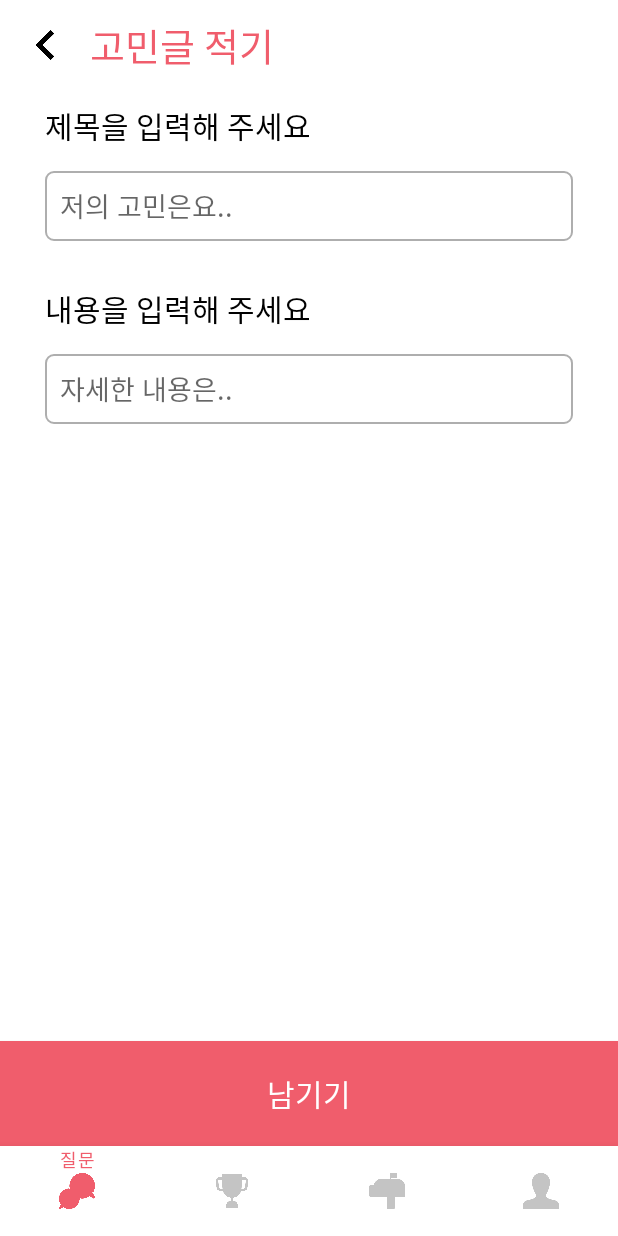
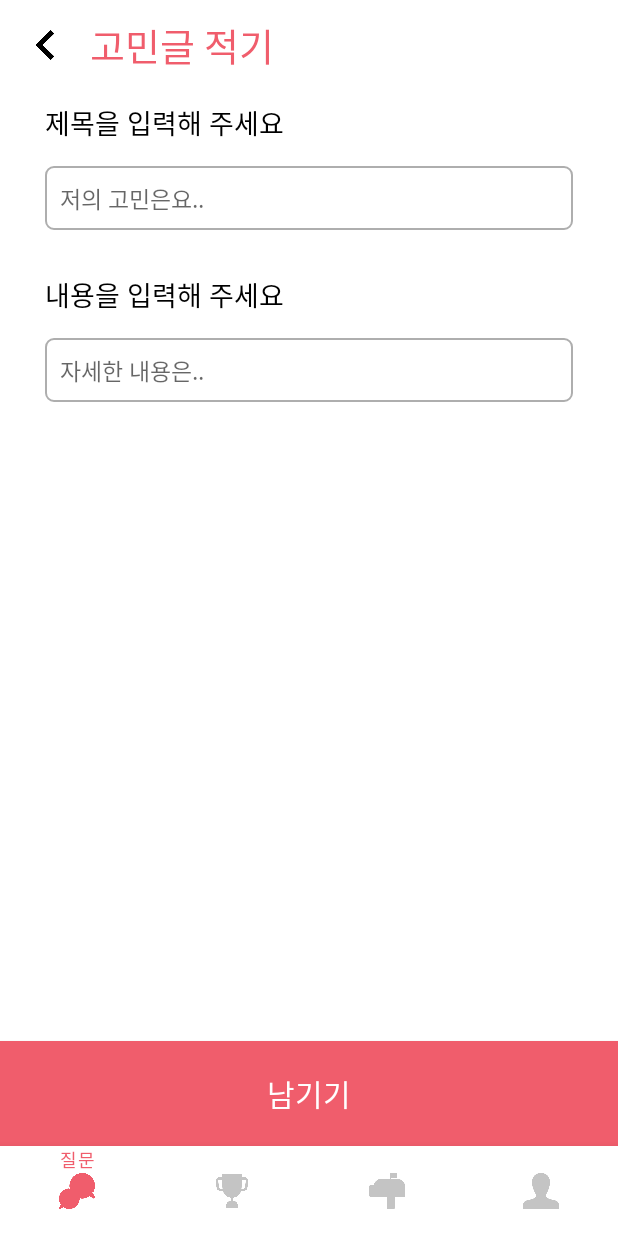
Before and after one commit to DJMW-KR/DJMW-Android, an Android app: the SetPostFragment screen opened through its navigation route, on a phone screen of 412 x 824 dp. Run offline under Robolectric (Android 15) with nearby library versions, the phone set to English and light mode, and no system bars; our stand-ins replace Dagger/Hilt's generated code, Firebase (no records; nobody signed in at launch, a user with empty details on screens opened directly), data binding, navigation-ui; 4 statements that could not run were skipped.

Commit message:
update : Xml txt size

```diff
--- a/app/src/main/res/layout/fragment_set_post.xml
+++ b/app/src/main/res/layout/fragment_set_post.xml
@@ -66,7 +66,7 @@
                     android:includeFontPadding="false"
                     android:text="제목을 입력해 주세요"
                     android:textColor="@color/black"
-                    android:textSize="20sp" />
+                    android:textSize="18sp" />
 
                 <EditText
                     android:id="@+id/title"
@@ -79,6 +79,7 @@
                     android:includeFontPadding="false"
                     android:maxLength="19"
                     android:maxLines="1"
+                    android:textSize="15sp"
                     android:padding="10dp" />
 
                 <TextView
@@ -89,7 +90,7 @@
                     android:includeFontPadding="false"
                     android:text="내용을 입력해 주세요"
                     android:textColor="@color/black"
-                    android:textSize="20sp" />
+                    android:textSize="18sp" />
 
                 <EditText
                     android:id="@+id/content"
@@ -99,6 +100,7 @@
                     android:background="@drawable/edit_text_frame"
                     android:fontFamily="@font/noto_sans_kr_medium"
                     android:hint="자세한 내용은.."
+                    android:textSize="15sp"
                     android:includeFontPadding="false"
                     android:maxLength="200"
                     android:padding="10dp" />
--- a/app/src/main/res/layout/post_recycler_view_item.xml
+++ b/app/src/main/res/layout/post_recycler_view_item.xml
@@ -21,7 +21,7 @@
             set_title="@{data.title}"
             android:fontFamily="@font/noto_sans_kr_bold"
             android:textColor="@color/black"
-            android:textSize="20sp"
+            android:textSize="18sp"
             android:includeFontPadding="false" />
 
         <TextView
```
